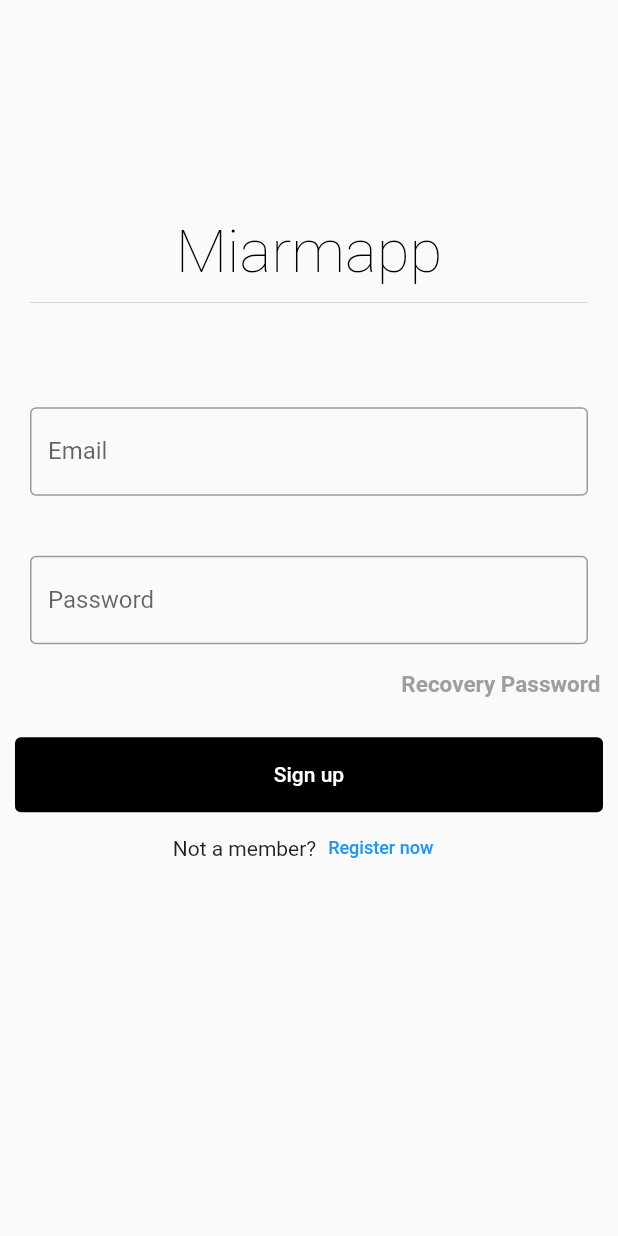
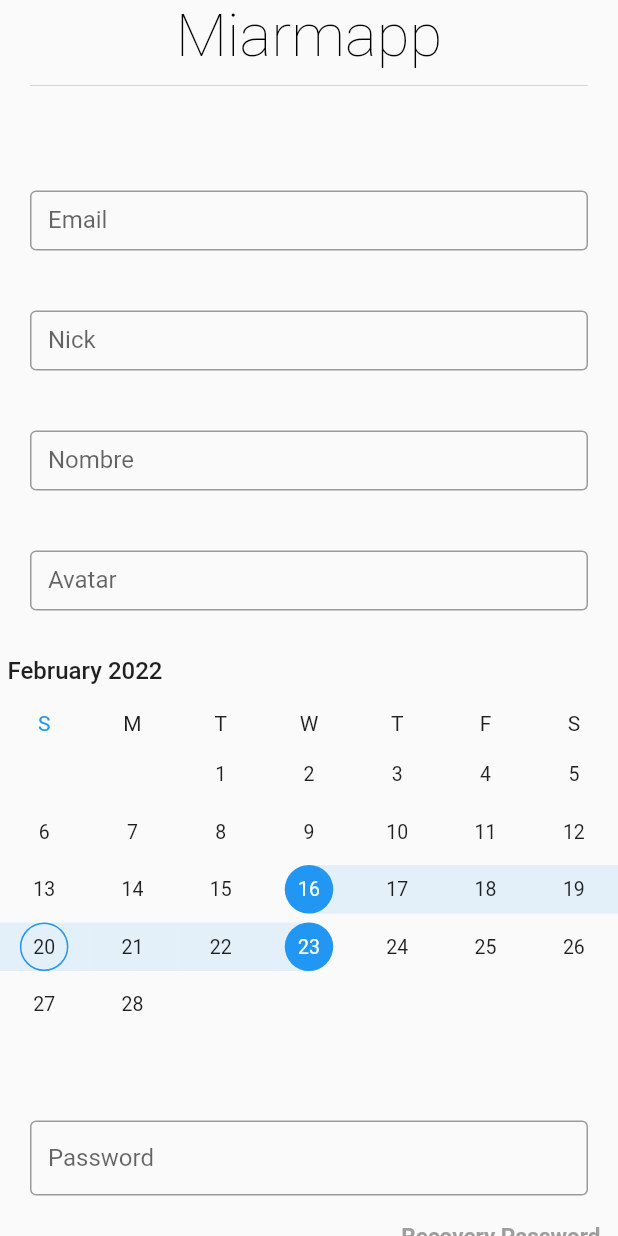
Before and after one commit to Daniel-DLR-02/MIARMA-ProyectoDIPMDM-Frontend, a Flutter app: the RegisterScreen screen opened by its route, on a phone screen of 412 x 824 dp. Run offline on Flutter 3.47's test engine with Material 2 defaults, Android fonts, the phone set to English and light mode, and no system bars; drawn by our look-alikes of syncfusion_flutter_datepicker; our stand-ins replace font_awesome_flutter, google_fonts.

Commit message:
DatePicker register

```diff
--- a/lib/screens/login_screen.dart
+++ b/lib/screens/login_screen.dart
@@ -52,7 +52,7 @@ class _LoginScreenState extends State<LoginScreen> {
                       child: const TextField(
                         decoration: InputDecoration(
                           border: OutlineInputBorder(),
-                          labelText: 'Email',
+                          labelText: 'Nick',
                         ),
                       ),
                     ),
--- a/lib/screens/register_screen.dart
+++ b/lib/screens/register_screen.dart
@@ -1,5 +1,7 @@
 import 'package:flutter/material.dart';
 import 'package:google_fonts/google_fonts.dart';
+import 'package:intl/intl.dart';
+import 'package:syncfusion_flutter_datepicker/datepicker.dart';
 
 class RegisterScreen extends StatefulWidget {
   const RegisterScreen({Key? key}) : super(key: key);
@@ -9,6 +11,28 @@ class RegisterScreen extends StatefulWidget {
 }
 
 class _RegisterScreenState extends State<RegisterScreen> {
+
+   String _selectedDate = '';
+  String _dateCount = '';
+  String _range = '';
+  String _rangeCount = '';
+
+  void _onSelectionChanged(DateRangePickerSelectionChangedArgs args) {
+    setState(() {
+      if (args.value is PickerDateRange) {
+        _range = '${DateFormat('dd/MM/yyyy').format(args.value.startDate)} -'
+
+            ' ${DateFormat('dd/MM/yyyy').format(args.value.endDate ?? args.value.startDate)}';
+      } else if (args.value is DateTime) {
+        _selectedDate = args.value.toString();
+      } else if (args.value is List<DateTime>) {
+        _dateCount = args.value.length.toString();
+      } else {
+        _rangeCount = args.value.length.toString();
+      }
+    });
+  }
+
   @override
   Widget build(BuildContext context) {
 
@@ -46,7 +70,9 @@ class _RegisterScreenState extends State<RegisterScreen> {
                     const Padding(
                       padding: EdgeInsets.all(20),
                     ),
-                    Container(
+                    SizedBox(
+                      height:80,
+                      child: Container(
                         margin: const EdgeInsets.all(10),
                         padding: const EdgeInsets.all(10),
                         child: const TextField(
@@ -56,7 +82,75 @@ class _RegisterScreenState extends State<RegisterScreen> {
                           ),
                         ),
                       ),
-                    Container(
+                    ),
+                    SizedBox(
+                      height:80,
+                      child: Container(
+                        margin: const EdgeInsets.all(10),
+                        padding: const EdgeInsets.all(10),
+                        child: const TextField(
+                          decoration: InputDecoration(
+                            border: OutlineInputBorder(),
+                            labelText: 'Nick',
+                          ),
+                        ),
+                      ),
+                    ),
+                    SizedBox(
+                      height:80,
+                      child: Container(
+                        margin: const EdgeInsets.all(10),
+                        padding: const EdgeInsets.all(10),
+                        child: const TextField(
+                          decoration: InputDecoration(
+                            border: OutlineInputBorder(),
+                            labelText: 'Nombre',
+                          ),
+                        ),
+                      ),
+                    ),
+                    SizedBox(
+                      height:80,
+                      child: Container(
+                        margin: const EdgeInsets.all(10),
+                        padding: const EdgeInsets.all(10),
+                        child: const TextField(
+                          decoration: InputDecoration(
+                            border: OutlineInputBorder(),
+                            labelText: 'Avatar',
+                          ),
+                        ),
+                      ),
+                    ),
+                    /*SizedBox(
+                      height:80,
+                      child: Container(
+                        margin: const EdgeInsets.all(10),
+                        padding: const EdgeInsets.all(10),
+                        child: const TextField(
+                          decoration: InputDecoration(
+                            border: OutlineInputBorder(),
+                            labelText: 'Fecha de nacimiento',
+                          ),
+                        ),
+                      ),
+                    ),*/
+                    Positioned(
+                  left: 0,
+                  top: 80,
+                  right: 0,
+                  bottom: 0,
+                  child: SfDateRangePicker(
+                    onSelectionChanged: _onSelectionChanged,
+                    selectionMode: DateRangePickerSelectionMode.range,
+                    initialSelectedRange: PickerDateRange(
+                        DateTime.now().subtract(const Duration(days: 4)),
+                        DateTime.now().add(const Duration(days: 3))),
+                  ),
+                ),
+                    SizedBox(
+                      height:80,
+                      child: Container(
                         margin: const EdgeInsets.all(10),
                         padding: const EdgeInsets.fromLTRB(10, 10, 10, 0),
                         child: const TextField(
@@ -64,6 +158,7 @@ class _RegisterScreenState extends State<RegisterScreen> {
                           decoration: InputDecoration(
                             border: OutlineInputBorder(),
                             labelText: 'Password',
+                          ),
                         ),
                       ),
                     ),
--- a/pubspec.yaml
+++ b/pubspec.yaml
@@ -35,6 +35,7 @@ dependencies:
   # Use with the CupertinoIcons class for iOS style icons.
   cupertino_icons: ^1.0.2
   font_awesome_flutter: ^9.2.0
+  syncfusion_flutter_datepicker: ^19.4.52
 
 dev_dependencies:
   flutter:
```
Also changed, not shown: pubspec.lock. Lines whose indentation alone changed are shown as unchanged.
